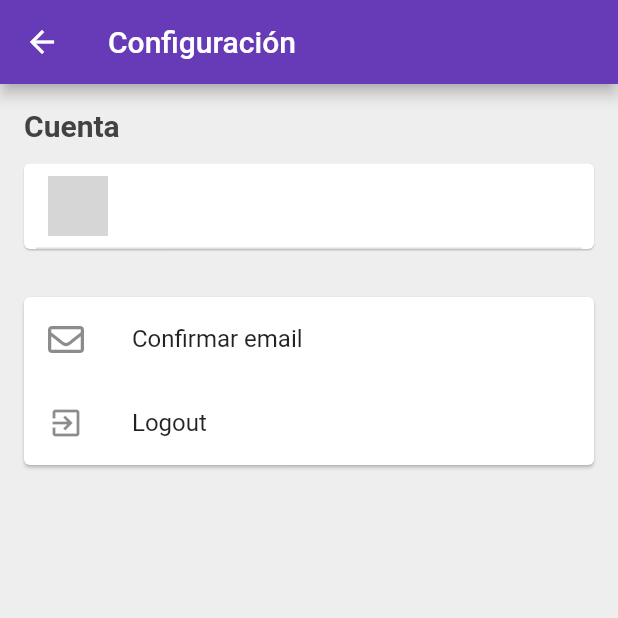
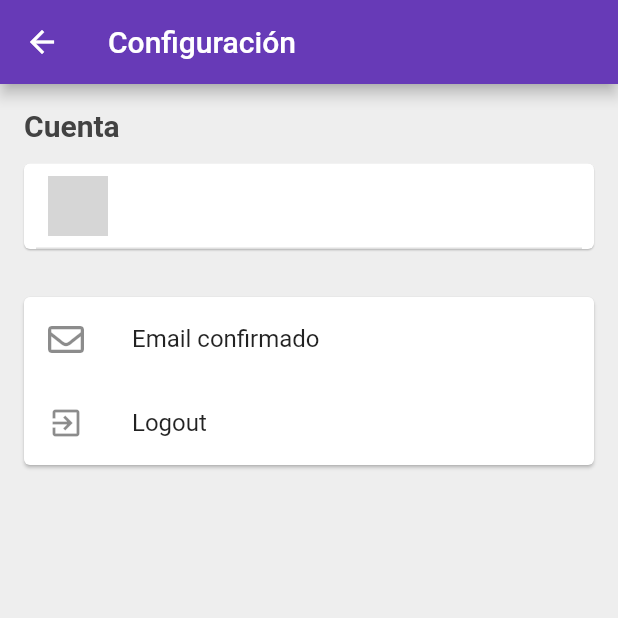
Before and after one commit to ElZaWarudo/Arcade, a Flutter app: the Home screen opened directly with empty values, in the side drawer, after a tap on "Cuenta", on a phone screen of 412 x 824 dp, the top half of it. Run offline on Flutter 3.47's test engine with Material 2 defaults, Android fonts, the phone set to English and light mode, and no system bars; our stand-ins replace bloc, cached_network_image, cloud_firestore, equatable, firebase_auth, firebase_core and 4 more; missing offline and left inert: flutter_webview_plugin; accounts and stored records are empty; network calls fail; grey boxes are pictures that could not be loaded.

Commit message:
Comit shido

```diff
--- a/arcade/lib/sauce/bloc/verificacion/veri_bloc.dart
+++ b/arcade/lib/sauce/bloc/verificacion/veri_bloc.dart
@@ -27,7 +27,8 @@ class VeriBloc extends Bloc<VeriEvent, VeriState>{
   Stream<VeriState> _mapAppStartedToState() async*{
     try{
       final EstaVerificado  = await _userRepo.estaVerificado();
-      if(!EstaVerificado){
+      print(EstaVerificado);
+      if(EstaVerificado){
         yield await Verificado();
       }
       else {
--- a/arcade/lib/sauce/repository/User_repo.dart
+++ b/arcade/lib/sauce/repository/User_repo.dart
@@ -52,8 +52,9 @@ class UserRepo {
   }
 
   Future<bool> estaVerificado() async {
+    await _firebaseAuth.currentUser.reload();
     final verified = await _firebaseAuth.currentUser.emailVerified;
-    return verified != null;
+    return verified;
   }
 
   Future<bool> enviarEmail() async {
--- a/arcade/lib/sauce/vistas/Partes/TextoNombre.dart
+++ b/arcade/lib/sauce/vistas/Partes/TextoNombre.dart
@@ -27,8 +27,9 @@ class _TextoNombreState extends State<TextoNombre> {
         NameList = state.name;
         return Container(
           child: NameList.length == 0
-              ? Navigator.push(context,
-                  MaterialPageRoute(builder: (context) => UsuarioAlerta()))
+              ? Container()
+          /*Navigator.push(context,
+                  MaterialPageRoute(builder: (context) => UsuarioAlerta()))*/
               : Text(NameList[0].usuario),
         );
       }
--- a/arcade/pubspec.yaml
+++ b/arcade/pubspec.yaml
@@ -49,7 +49,7 @@ flutter:
       fonts:
         - asset: lib/assets/Audiowide-Regular.ttf
   assets:
-    - lib/assets/vintagearcade.png
+    - lib/assets/varcade.png
 
 
   uses-material-design: true
```
Also changed, not shown: arcade/lib/sauce/Vistas/Login/login_form.dart (+1 -6 lines), arcade/lib/assets/varcade.png (added), arcade/lib/assets/vintagearcade.png (deleted).
